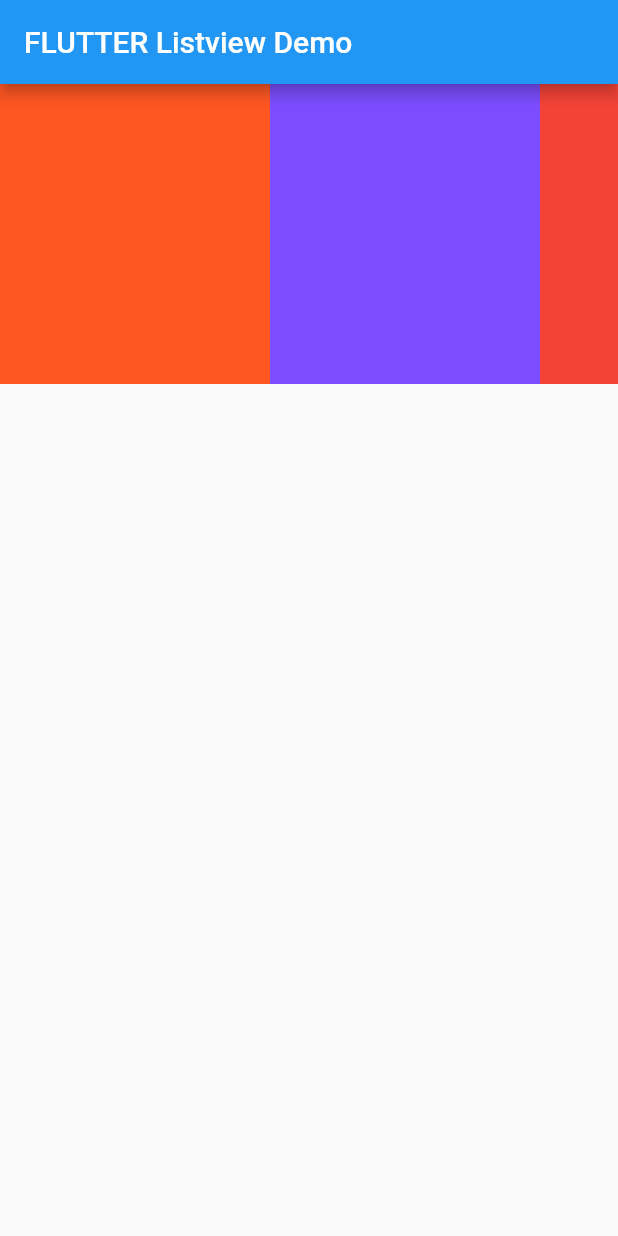
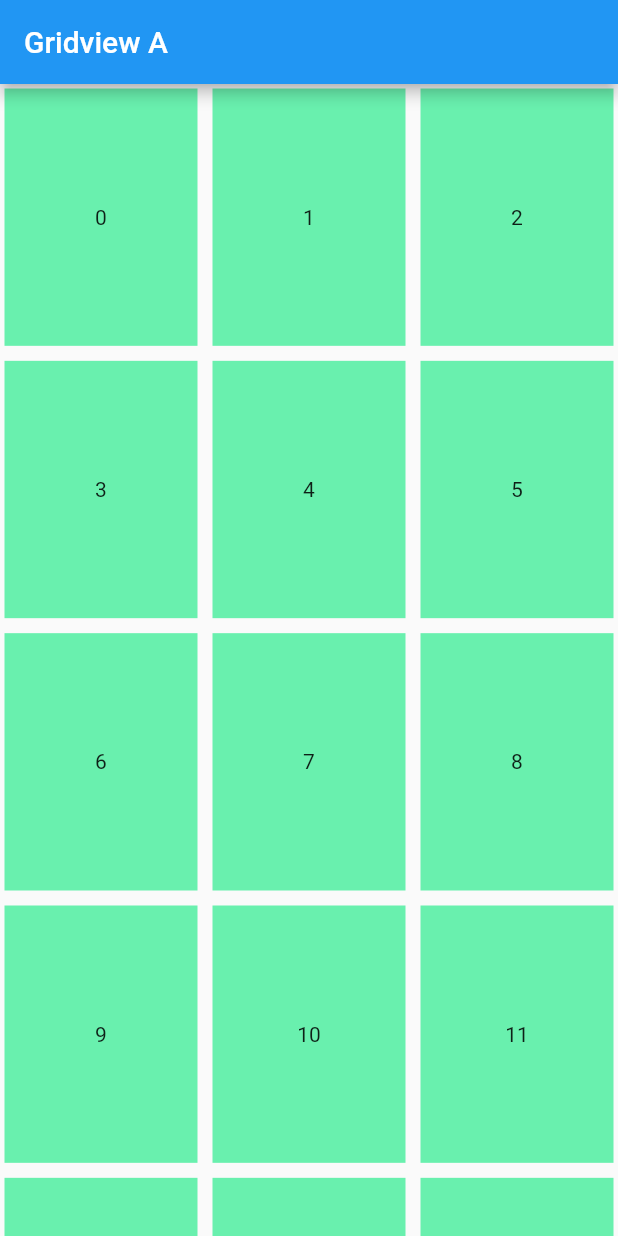
Before and after one commit to OldGreoge/Flutter_learning, a Flutter app: the screen it shows after launch, on a phone screen of 412 x 824 dp. Run offline on Flutter 3.47's test engine with Material 2 defaults, Android fonts, the phone set to English and light mode, and no system bars.

Commit message:
公司0608

```diff
--- /dev/null
+++ b/lib/gridview_learn.dart
@@ -0,0 +1,49 @@
+import 'package:flutter/material.dart';
+
+class GridViewDemoA extends StatelessWidget{
+  @override
+  Widget build(BuildContext context) {
+    return MaterialApp(
+      home: Scaffold(
+        appBar: AppBar(
+          title: Text('Gridview A'),
+        ),
+        body: GridViewDemo(),
+      ),
+    );
+  }
+
+}
+
+class GridViewDemo extends StatelessWidget{
+  @override
+  Widget build(BuildContext context) {
+    return GridView.count(
+        scrollDirection: Axis.vertical,
+        crossAxisCount: 3,
+        mainAxisSpacing: 10,
+        crossAxisSpacing: 10,
+        childAspectRatio: 3/4,
+        padding: EdgeInsets.all(3),
+        children: _getItem(),
+    );
+  }
+
+  List<Widget> _getItem(){
+    List<Widget> list=[];
+    for(int i=0;i<100;i++){
+      list.add(_getWidget(i));
+    }
+    return list;
+  }
+
+  Widget _getWidget(int i) {
+    return Container(
+      height: 30,
+      alignment: Alignment.center,
+      color: Colors.greenAccent,
+      child: Text(i.toString()),
+    );
+  }
+
+}
--- a/lib/listview_learn.dart
+++ b/lib/listview_learn.dart
@@ -17,33 +17,45 @@ class ListviewLearn extends StatelessWidget {
 class HomeContent extends StatelessWidget {
   @override
   Widget build(BuildContext context) {
-    return Container(
-      height: 200,
-      child: ListView(
-        scrollDirection: Axis.horizontal,
-        children: <Widget>[
-          Container(
-            width: 180,
-            height: 180,
-            color: Colors.deepOrange,
-          ),
-          Container(
-            width: 180,
-            height: 180,
-            color: Colors.deepPurpleAccent,
-          ),
-          Container(
-            width: 180,
-            height: 180,
-            color: Colors.red,
-          ),
-          Container(
-            width: 180,
-            height: 180,
-            color: Colors.grey,
-          ),
-        ],
-      ),
-    );
+    return ListView.separated(
+        itemBuilder: (context,index){
+          return Container(height: 1,color: Colors.greenAccent,);
+        },
+        separatorBuilder: (context,index){
+          return Container(
+            height: 50,
+            alignment: Alignment.center,
+            child: Text('Hello World ' + index.toString()),
+          );
+        },
+        itemCount: 10000);
+    // return Container(
+    //   height: 200,
+    //   child: ListView(
+    //     scrollDirection: Axis.horizontal,
+    //     children: <Widget>[
+    //       Container(
+    //         width: 180,
+    //         height: 180,
+    //         color: Colors.deepOrange,
+    //       ),
+    //       Container(
+    //         width: 180,
+    //         height: 180,
+    //         color: Colors.deepPurpleAccent,
+    //       ),
+    //       Container(
+    //         width: 180,
+    //         height: 180,
+    //         color: Colors.red,
+    //       ),
+    //       Container(
+    //         width: 180,
+    //         height: 180,
+    //         color: Colors.grey,
+    //       ),
+    //     ],
+    //   ),
+    // );
   }
 }
--- a/lib/main.dart
+++ b/lib/main.dart
@@ -3,10 +3,11 @@ import 'package:flutter_app/data_type.dart';
 import 'package:flutter_app/material_sty_widget.dart';
 import 'package:flutter_app/statefull_group_page.dart';
 
+import 'gridview_learn.dart';
 import 'listview_learn.dart';
 import 'listviewapp.dart';
 
-void main()=> runApp(ListviewLearn());
+void main()=> runApp(GridViewDemoA());
 
 
 class MyApp extends StatelessWidget {
```
Also changed, not shown: 1 other file.
